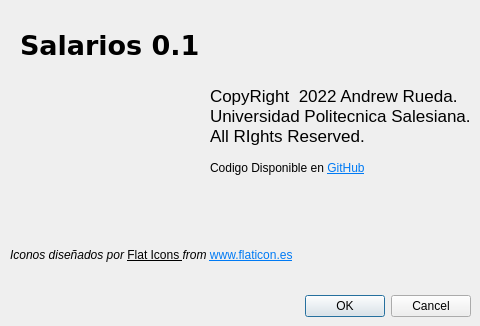
Old version of the form acerca.ui in the repository davidmarmol092/P59-Qt-Salarios-MarmolDavid.
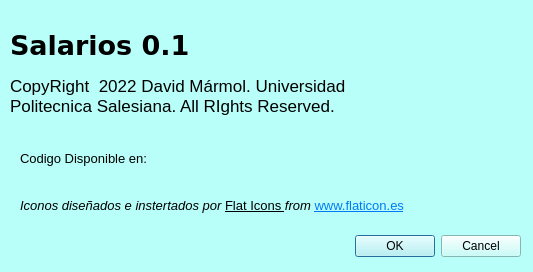
New version of the form. Icons and pictures are not drawn.

Commit message: Calculos de Salarios

Diff of the .ui file:
```diff
--- a/acerca.ui
+++ b/acerca.ui
@@ -6,18 +6,21 @@
    <rect>
     <x>0</x>
     <y>0</y>
-    <width>480</width>
-    <height>326</height>
+    <width>533</width>
+    <height>272</height>
    </rect>
   </property>
   <property name="windowTitle">
    <string>Acerca de Salarios</string>
   </property>
+  <property name="styleSheet">
+   <string notr="true">background-color: rgb(185, 255, 249);</string>
+  </property>
   <widget class="QDialogButtonBox" name="buttonBox">
    <property name="geometry">
     <rect>
-     <x>10</x>
-     <y>290</y>
+     <x>60</x>
+     <y>230</y>
      <width>461</width>
      <height>32</height>
     </rect>
@@ -32,7 +35,7 @@
   <widget class="QLabel" name="lblNombre">
    <property name="geometry">
     <rect>
-     <x>20</x>
+     <x>10</x>
      <y>10</y>
      <width>211</width>
      <height>71</height>
@@ -53,9 +56,9 @@
   <widget class="QLabel" name="lblDerechos">
    <property name="geometry">
     <rect>
-     <x>210</x>
-     <y>80</y>
-     <width>271</width>
+     <x>10</x>
+     <y>60</y>
+     <width>401</width>
      <height>71</height>
     </rect>
    </property>
@@ -65,7 +68,7 @@
     </font>
    </property>
    <property name="text">
-    <string>CopyRight  2022 Andrew Rueda. Universidad Politecnica Salesiana. All RIghts Reserved.</string>
+    <string>CopyRight  2022 David Mármol. Universidad Politecnica Salesiana. All RIghts Reserved.</string>
    </property>
    <property name="wordWrap">
     <bool>true</bool>
@@ -74,14 +77,14 @@
   <widget class="QLabel" name="lblIcono">
    <property name="geometry">
     <rect>
-     <x>10</x>
-     <y>240</y>
+     <x>20</x>
+     <y>190</y>
      <width>431</width>
      <height>31</height>
     </rect>
    </property>
    <property name="text">
-    <string>&lt;html&gt;&lt;head/&gt;&lt;body&gt;&lt;p&gt;&lt;span style=&quot; font-style:italic; color:#000000;&quot;&gt;Iconos diseñados por &lt;/span&gt;&lt;a href=&quot;https://www.flaticon.es/autores/flat-icons&quot;&gt;&lt;span style=&quot; text-decoration: underline; color:#000000;&quot;&gt;Flat Icons &lt;/span&gt;&lt;/a&gt;&lt;span style=&quot; font-style:italic; color:#000000;&quot;&gt;from &lt;/span&gt;&lt;a href=&quot;www.flaticon.es&quot;&gt;&lt;span style=&quot; text-decoration: underline; color:#007af4;&quot;&gt;www.flaticon.es&lt;/span&gt;&lt;/a&gt;&lt;/p&gt;&lt;/body&gt;&lt;/html&gt;</string>
+    <string>&lt;html&gt;&lt;head/&gt;&lt;body&gt;&lt;p align=&quot;justify&quot;&gt;&lt;span style=&quot; font-size:10pt; font-style:italic; color:#000000;&quot;&gt;Iconos diseñados e instertados por &lt;/span&gt;&lt;a href=&quot;https://www.flaticon.es/autores/flat-icons&quot;&gt;&lt;span style=&quot; font-size:10pt; text-decoration: underline; color:#000000;&quot;&gt;Flat Icons &lt;/span&gt;&lt;/a&gt;&lt;span style=&quot; font-size:10pt; font-style:italic; color:#000000;&quot;&gt;from &lt;/span&gt;&lt;a href=&quot;www.flaticon.es&quot;&gt;&lt;span style=&quot; font-size:10pt; text-decoration: underline; color:#007af4;&quot;&gt;www.flaticon.es&lt;/span&gt;&lt;/a&gt;&lt;/p&gt;&lt;/body&gt;&lt;/html&gt;</string>
    </property>
    <property name="wordWrap">
     <bool>true</bool>
@@ -90,36 +93,14 @@
   <widget class="QLabel" name="lblGitHub">
    <property name="geometry">
     <rect>
-     <x>210</x>
-     <y>160</y>
+     <x>20</x>
+     <y>150</y>
      <width>211</width>
      <height>17</height>
     </rect>
    </property>
    <property name="text">
-    <string>&lt;html&gt;&lt;head/&gt;&lt;body&gt;&lt;p&gt;Codigo Disponible en &lt;a href=&quot;https://github.com/andrewrv43/P59-QT-Salarios.git&quot;&gt;&lt;span style=&quot; text-decoration: underline; color:#007af4;&quot;&gt;GitHub&lt;/span&gt;&lt;/a&gt;&lt;/p&gt;&lt;/body&gt;&lt;/html&gt;</string>
-   </property>
-  </widget>
-  <widget class="QLabel" name="label_5">
-   <property name="geometry">
-    <rect>
-     <x>30</x>
-     <y>80</y>
-     <width>121</width>
-     <height>101</height>
-    </rect>
-   </property>
-   <property name="text">
-    <string/>
-   </property>
-   <property name="pixmap">
-    <pixmap resource="Resources.qrc">:/Recursos/gestion-de-proyectos.png</pixmap>
-   </property>
-   <property name="scaledContents">
-    <bool>true</bool>
-   </property>
-   <property name="wordWrap">
-    <bool>true</bool>
+    <string>&lt;html&gt;&lt;head/&gt;&lt;body&gt;&lt;p&gt;&lt;span style=&quot; font-size:10pt;&quot;&gt;Codigo Disponible en: &lt;/span&gt;&lt;/p&gt;&lt;/body&gt;&lt;/html&gt;</string>
    </property>
   </widget>
  </widget>
```
Left out of the diff: 4 changed lines with no effect on the pictures. The commit also changes 2 other files.
